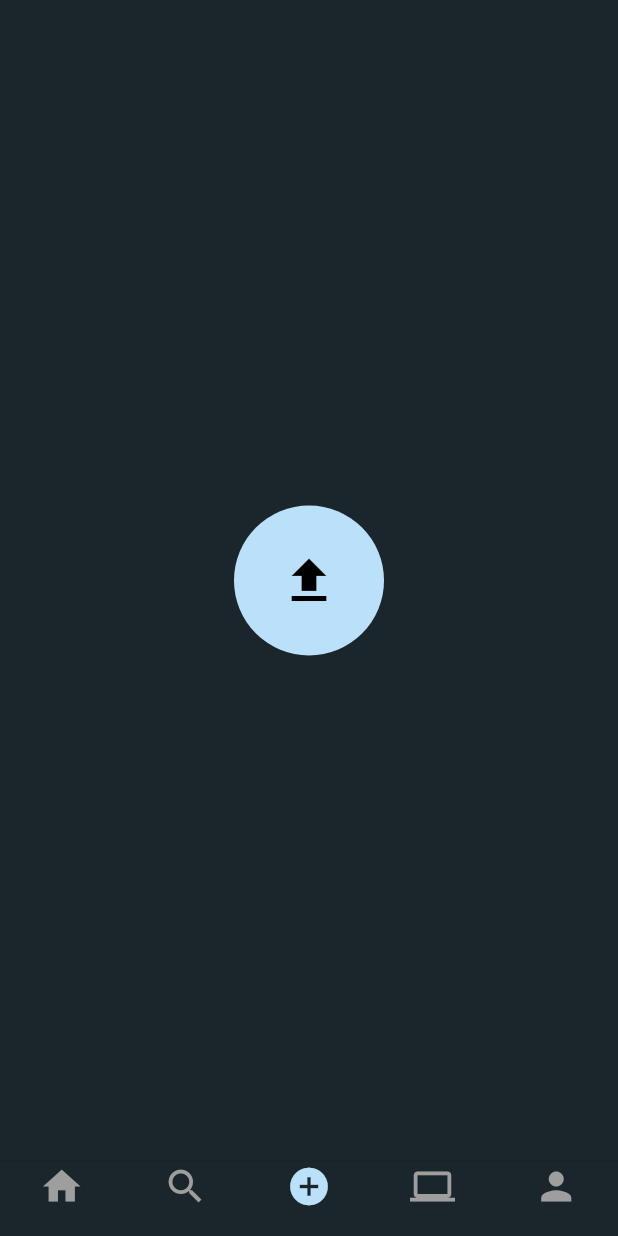
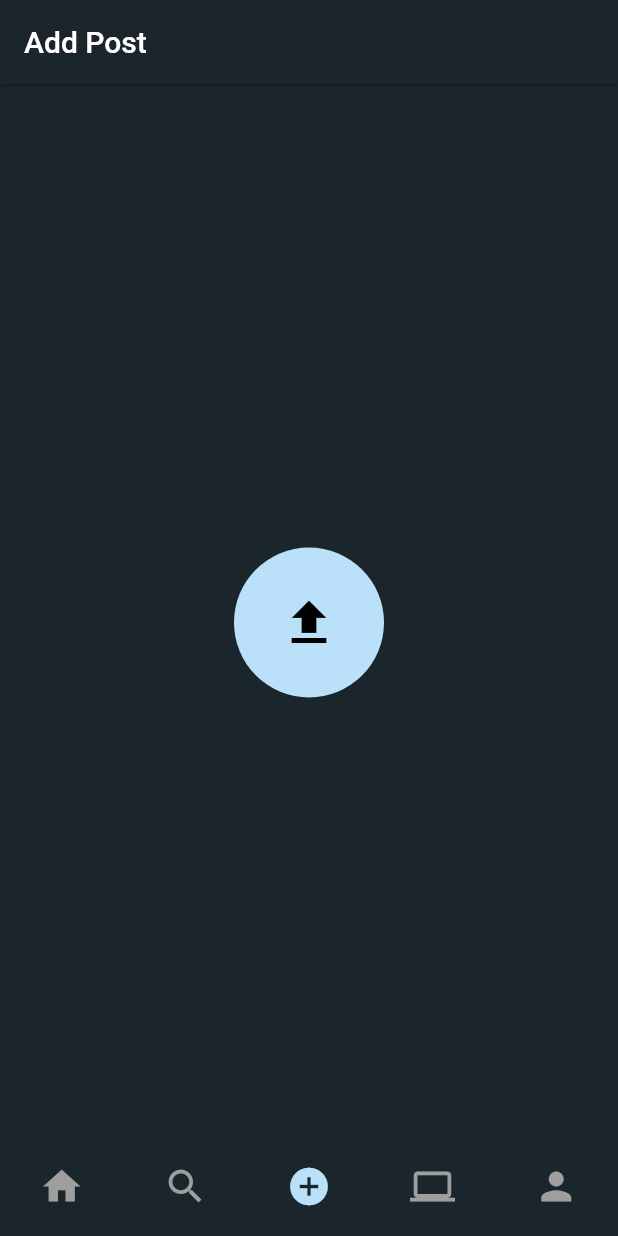
Before and after one commit to AryanMan12/codeGRAM, a Flutter app: the screen it shows once a user with an empty profile is signed in, swiped to page 3, on a phone screen of 412 x 824 dp. Run offline on Flutter 3.47's test engine with Material 2 defaults, Android fonts, the phone set to English and light mode, and no system bars; our stand-ins replace cloud_firestore, firebase_auth, firebase_core, firebase_storage, flutter_svg, image_picker; accounts and stored records are empty.

```diff
--- a/lib/screens/add_post_screen.dart
+++ b/lib/screens/add_post_screen.dart
@@ -114,6 +114,13 @@ class _AddPostScreenState extends State<AddPostScreen> {
     final User user = Provider.of<UserProvider>(context).getUser;
     return _file == null
         ? Center(
+            child: Scaffold(
+              appBar: AppBar(
+                title: const Text("Add Post"),
+                elevation: 0.8,
+                backgroundColor: mobileBackgroundColor,
+              ),
+              body: Center(
                 child: Container(
                   height: 100,
                   width: 100,
@@ -129,6 +136,8 @@ class _AddPostScreenState extends State<AddPostScreen> {
                       color: Colors.black,
                     ),
                     onPressed: () => _selectImage(context),
+                  ),
+                ),
               ),
             ),
           )
--- a/lib/screens/details_screen.dart
+++ b/lib/screens/details_screen.dart
@@ -50,7 +50,7 @@ class _DetailsScreenState extends State<DetailsScreen> {
   @override
   void deactivate() async {
     super.deactivate();
-    if (_alreadyLiked || _liked) {
+    if (!(_alreadyLiked && _liked || !_alreadyLiked && !_liked)) {
       await FirestoreMethods().likeProject(
           widget.snap['projectId'], widget.userUid, widget.snap["likes"]);
     }
```
Lines whose indentation alone changed are shown as unchanged.
